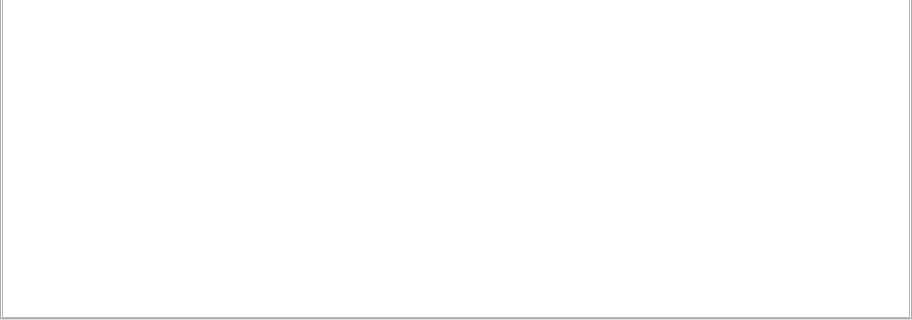
dchapyshev/aspia, file source/client/ui/hosts/router_widget.ui: the form before one commit; both pictures show x 0 to 912 and y 256 to 576 of the 912 by 576 pixel window.
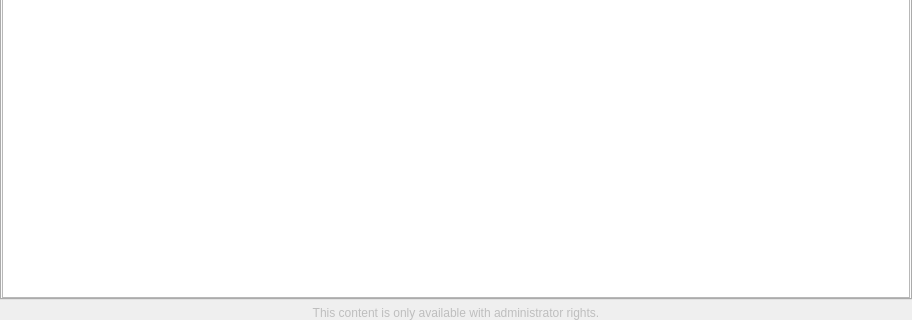
The form after the commit. Icons and pictures are not drawn. Custom widgets are drawn as their Qt base class.

```diff
--- a/source/client/ui/hosts/router_widget.ui
+++ b/source/client/ui/hosts/router_widget.ui
@@ -520,6 +520,22 @@
      </widget>
     </widget>
    </item>
+   <item>
+    <widget class="QLabel" name="label_non_admin_hint">
+     <property name="enabled">
+      <bool>false</bool>
+     </property>
+     <property name="text">
+      <string>This content is only available with administrator rights.</string>
+     </property>
+     <property name="alignment">
+      <set>Qt::AlignmentFlag::AlignCenter</set>
+     </property>
+     <property name="wordWrap">
+      <bool>true</bool>
+     </property>
+    </widget>
+   </item>
   </layout>
  </widget>
  <customwidgets>
```
